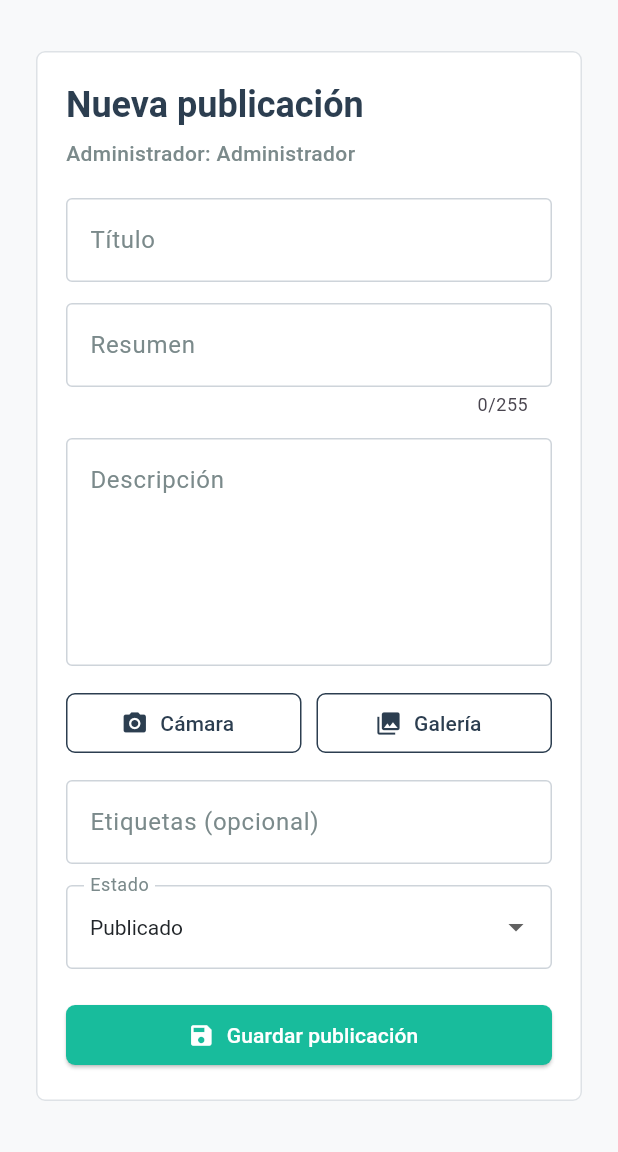
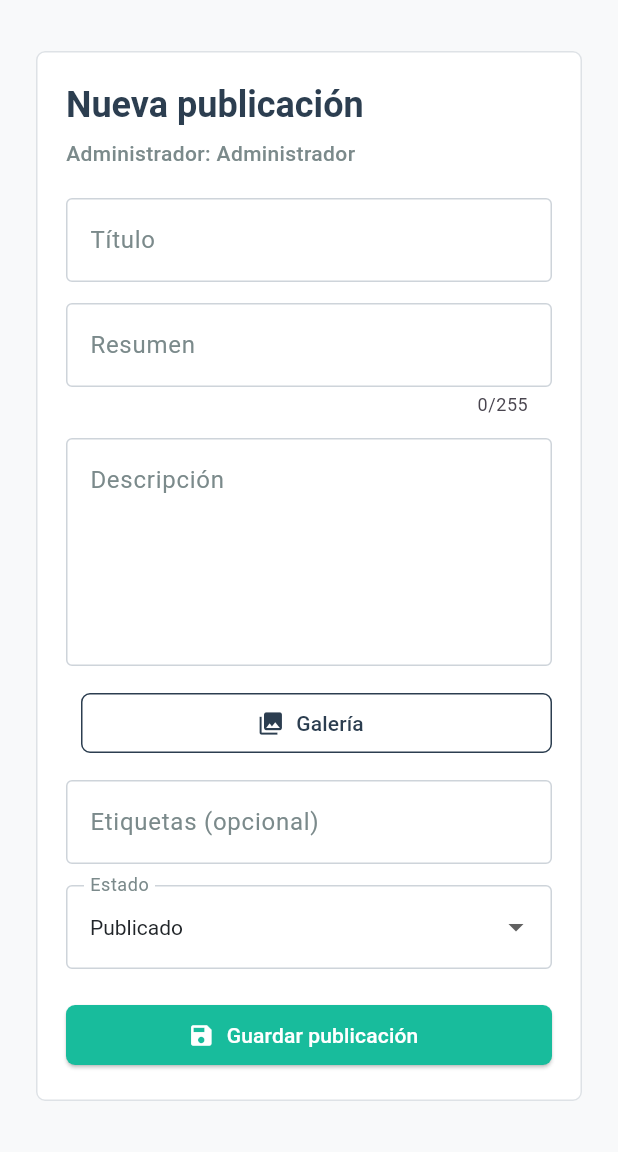
Before and after one commit to mcantonio09/AppBlogUTEQ, a Flutter app: the AddBlogPage screen opened by its route, on a phone screen of 412 x 824 dp, the part 84-1236 px from its top. Run offline on Flutter 3.47's test engine with Material 3 defaults, Android fonts, the phone set to English and light mode, and no system bars; our stand-ins replace image_picker.

Commit message:
Correccion de imagen en add blog de admin

```diff
--- a/mobile/lib/screen/add_blog_page.dart
+++ b/mobile/lib/screen/add_blog_page.dart
@@ -270,20 +270,7 @@ class _AddBlogPageState extends State<AddBlogPage> {
                       // Botones de selección de imagen
                       Row(
                         children: [
-                          Expanded(
-                            child: OutlinedButton.icon(
-                              onPressed: () => _tomarFoto(ImageSource.camera),
-                              style: OutlinedButton.styleFrom(
-                                foregroundColor: const Color(0xFF2C3E50),
-                                side: const BorderSide(color: Color(0xFF2C3E50)),
-                                shape: RoundedRectangleBorder(
-                                  borderRadius: BorderRadius.circular(6),
-                                ),
-                              ),
-                              icon: const Icon(Icons.camera_alt),
-                              label: const Text('Cámara'),
-                            ),
-                          ),
+
                           const SizedBox(width: 10),
                           Expanded(
                             child: OutlinedButton.icon(
```
